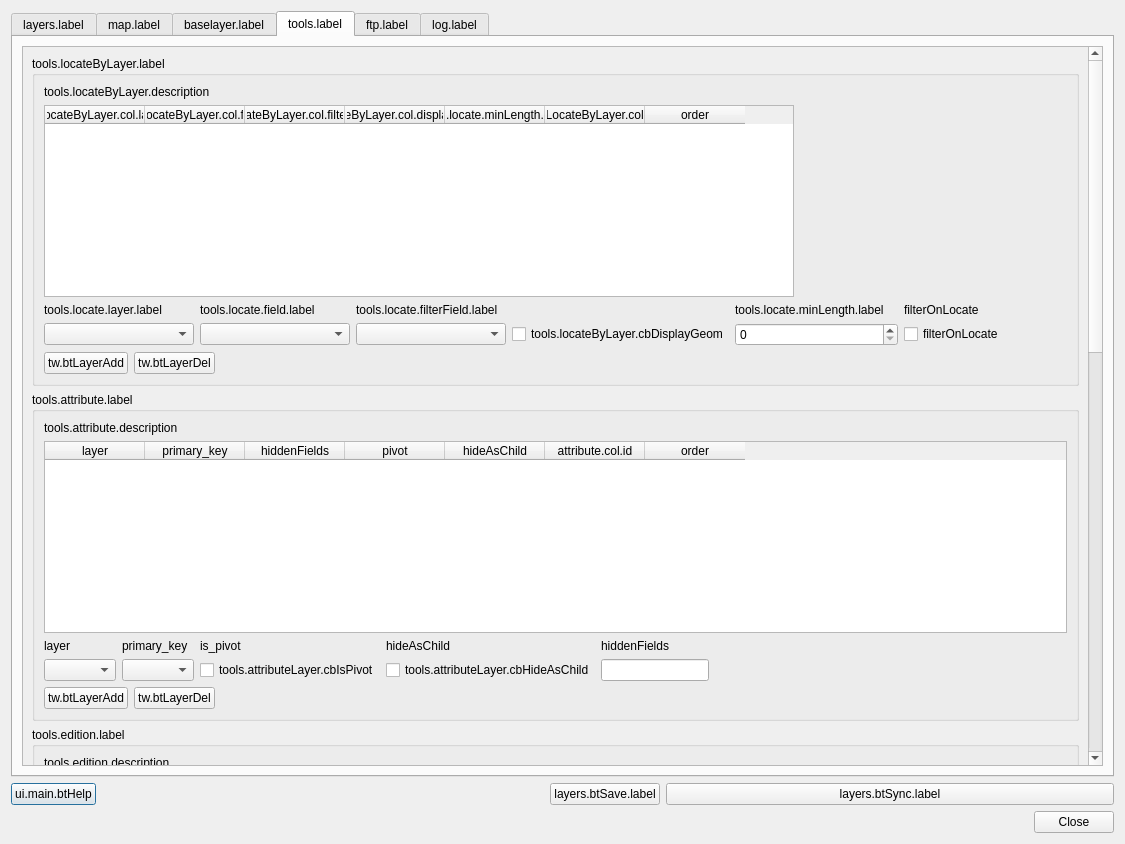
Above: ui_lizmap.ui from 3liz/lizmap-plugin before the change. Below: the same form after it.
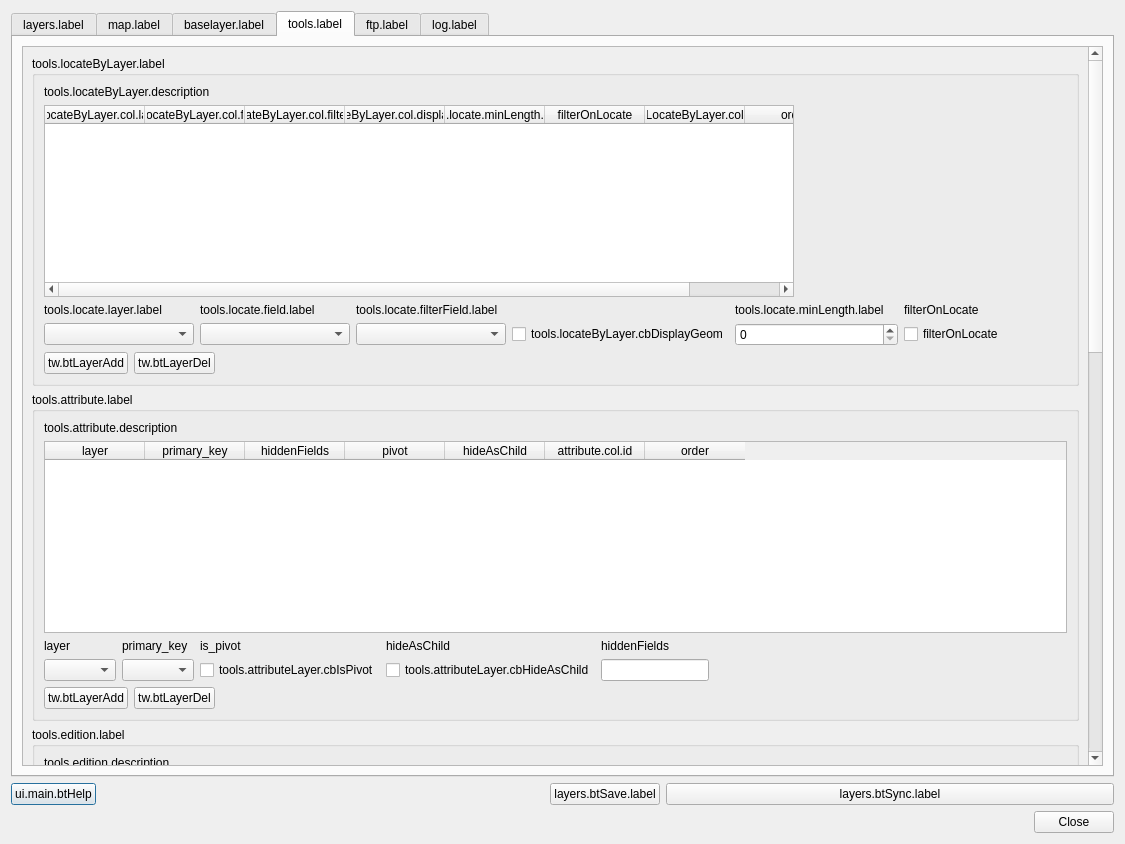
That is the form after the change. The open tabs and pages were chosen to show the change.

What changed in the file:
```diff
--- a/ui_lizmap.ui
+++ b/ui_lizmap.ui
@@ -1570,7 +1570,7 @@
           <property name="geometry">
            <rect>
             <x>0</x>
-            <y>-8</y>
+            <y>-1097</y>
             <width>1154</width>
             <height>1786</height>
            </rect>
@@ -1759,6 +1759,12 @@
                   <height>16777215</height>
                  </size>
                 </property>
+                <property name="alternatingRowColors">
+                 <bool>true</bool>
+                </property>
+                <property name="selectionMode">
+                 <enum>QAbstractItemView::SingleSelection</enum>
+                </property>
                 <property name="selectionBehavior">
                  <enum>QAbstractItemView::SelectRows</enum>
                 </property>
@@ -1796,6 +1802,11 @@
                   <string>tools.locate.minLength.label</string>
                  </property>
                 </column>
+                <column>
+                 <property name="text">
+                  <string>filterOnLocate</string>
+                 </property>
+                </column>
                 <column>
                  <property name="text">
                   <string>twLocateByLayer.col.id</string>
```
Left out of the diff: 31 changed lines with no effect on the pictures.
